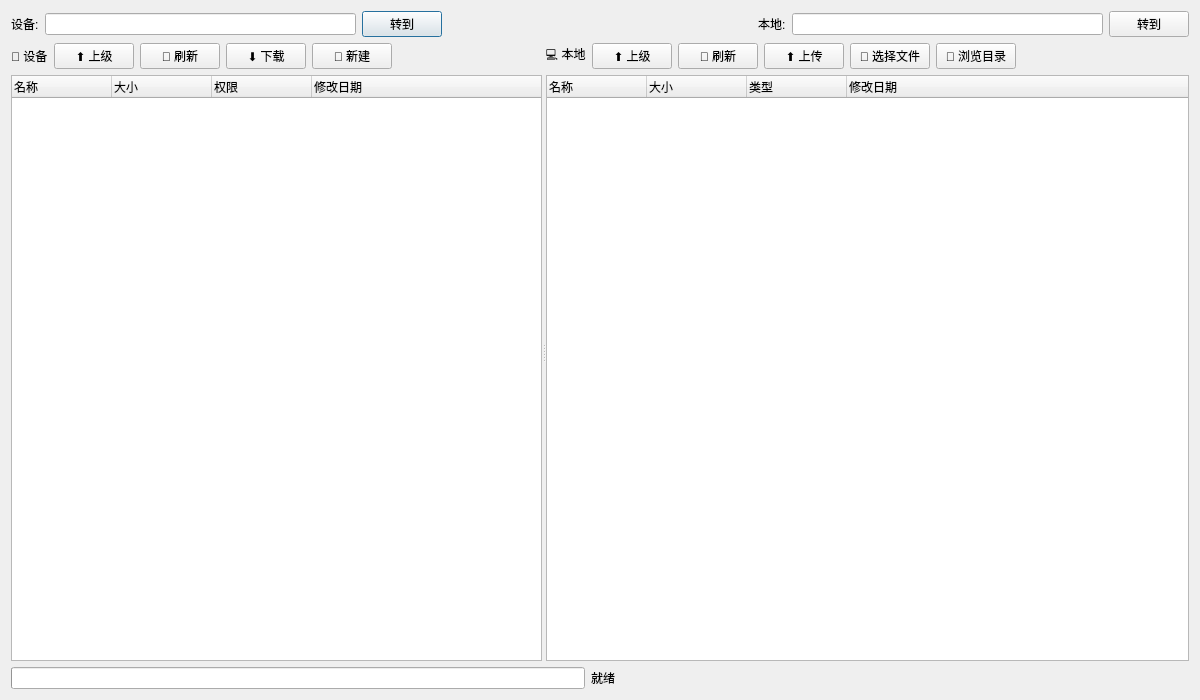
First picture: the form in file_manager_ui.ui, repository wangke956/ADBTools, before the edit.
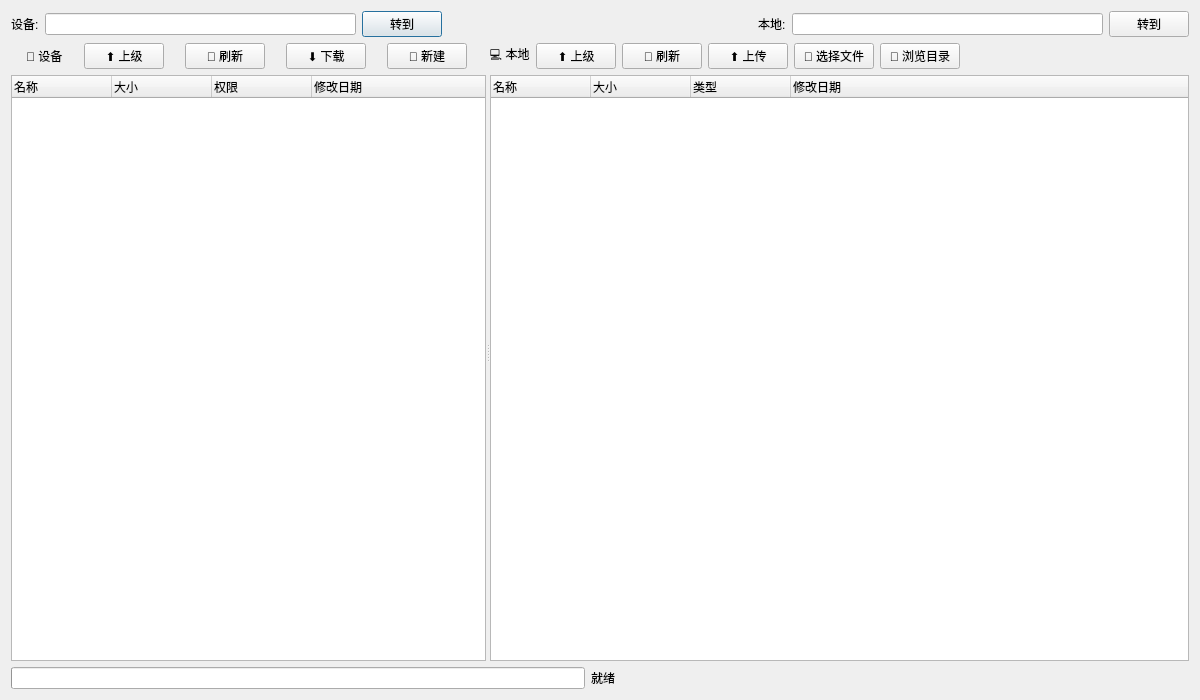
Second picture: the form after the edit. Custom widgets are drawn as their Qt base class.

```diff
--- a/file_manager_ui.ui
+++ b/file_manager_ui.ui
@@ -85,55 +85,72 @@
      <widget class="QWidget" name="deviceWidget">
       <layout class="QVBoxLayout" name="deviceLayout">
        <item>
-        <layout class="QHBoxLayout" name="deviceHeaderLayout">
-         <item>
+        <layout class="QGridLayout" name="gridLayout">
+         <item row="0" column="0">
           <widget class="QLabel" name="labelDeviceTitle">
+           <property name="sizePolicy">
+            <sizepolicy hsizetype="Fixed" vsizetype="Preferred">
+             <horstretch>0</horstretch>
+             <verstretch>0</verstretch>
+            </sizepolicy>
+           </property>
            <property name="text">
             <string>📱 设备</string>
            </property>
           </widget>
          </item>
-         <item>
+         <item row="0" column="1">
           <widget class="QPushButton" name="btnDeviceUp">
+           <property name="sizePolicy">
+            <sizepolicy hsizetype="Fixed" vsizetype="Fixed">
+             <horstretch>0</horstretch>
+             <verstretch>0</verstretch>
+            </sizepolicy>
+           </property>
            <property name="text">
             <string>⬆ 上级</string>
            </property>
           </widget>
          </item>
-         <item>
+         <item row="0" column="2">
           <widget class="QPushButton" name="btnRefreshDevice">
+           <property name="sizePolicy">
+            <sizepolicy hsizetype="Fixed" vsizetype="Fixed">
+             <horstretch>0</horstretch>
+             <verstretch>0</verstretch>
+            </sizepolicy>
+           </property>
            <property name="text">
             <string>🔄 刷新</string>
            </property>
           </widget>
          </item>
-         <item>
+         <item row="0" column="3">
           <widget class="QPushButton" name="btnDownload">
+           <property name="sizePolicy">
+            <sizepolicy hsizetype="Fixed" vsizetype="Fixed">
+             <horstretch>0</horstretch>
+             <verstretch>0</verstretch>
+            </sizepolicy>
+           </property>
            <property name="text">
             <string>⬇ 下载</string>
            </property>
           </widget>
          </item>
-         <item>
+         <item row="0" column="4">
           <widget class="QPushButton" name="btnNewFolderDevice">
+           <property name="sizePolicy">
+            <sizepolicy hsizetype="Fixed" vsizetype="Fixed">
+             <horstretch>0</horstretch>
+             <verstretch>0</verstretch>
+            </sizepolicy>
+           </property>
            <property name="text">
             <string>📁 新建</string>
            </property>
           </widget>
          </item>
-         <item>
-          <spacer name="deviceSpacer">
-           <property name="orientation">
-            <enum>Qt::Horizontal</enum>
-           </property>
-           <property name="sizeHint" stdset="0">
-            <size>
-             <width>40</width>
-             <height>20</height>
-            </size>
-           </property>
-          </spacer>
-         </item>
         </layout>
        </item>
        <item>
@@ -219,9 +236,12 @@
            <property name="orientation">
             <enum>Qt::Horizontal</enum>
            </property>
+           <property name="sizeType">
+            <enum>QSizePolicy::MinimumExpanding</enum>
+           </property>
            <property name="sizeHint" stdset="0">
             <size>
-             <width>40</width>
+             <width>90</width>
              <height>20</height>
             </size>
            </property>
```
